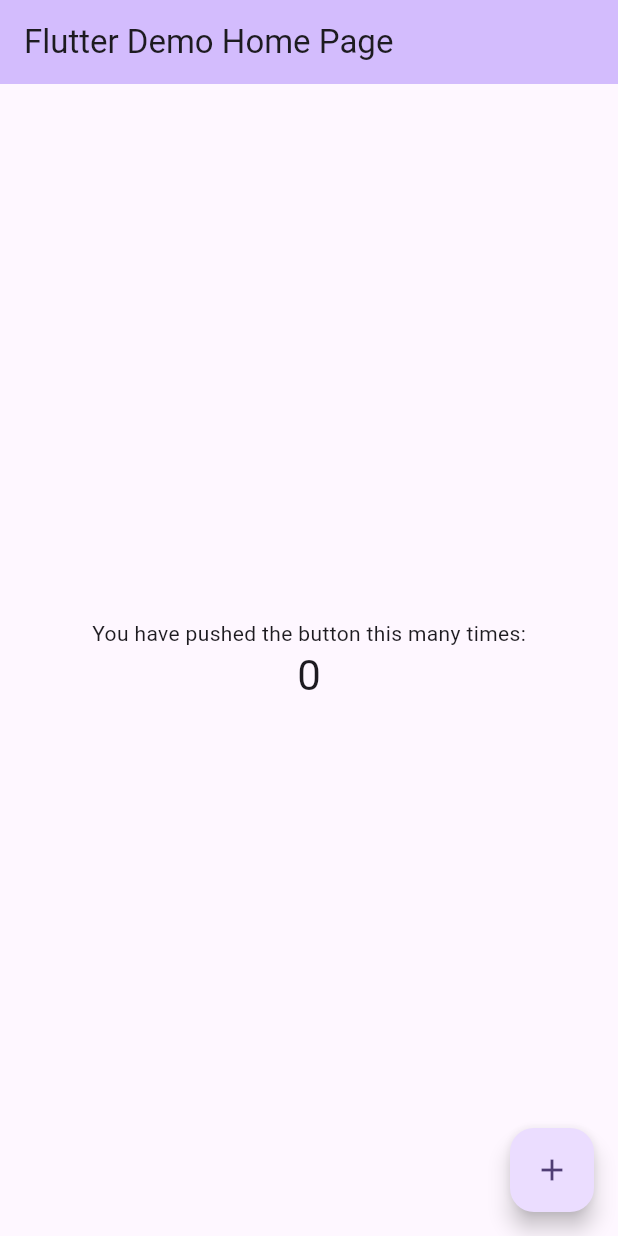
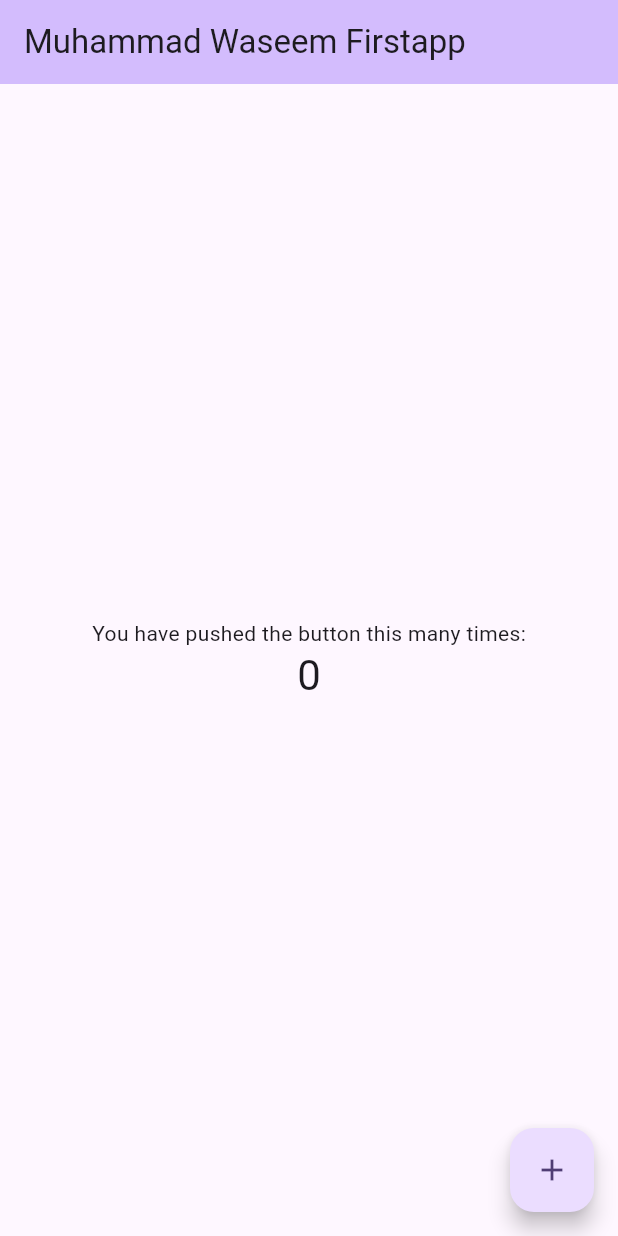
Before and after one commit to muhammadwaseem1234/my-first-app-repository, a Flutter app: the screen it shows after launch, on a phone screen of 412 x 824 dp. Run offline on Flutter 3.47's test engine with Material 3 defaults, Android fonts, the phone set to English and light mode, and no system bars.

Commit message:
Third Commit

```diff
--- a/myapp/lib/main.dart
+++ b/myapp/lib/main.dart
@@ -31,7 +31,7 @@ class MyApp extends StatelessWidget {
         colorScheme: ColorScheme.fromSeed(seedColor: Colors.deepPurple),
         useMaterial3: true,
       ),
-      home: const MyHomePage(title: 'Flutter Demo Home Page'),
+      home: const MyHomePage(title: 'Muhammad Waseem Firstapp'),
     );
   }
 }
```
